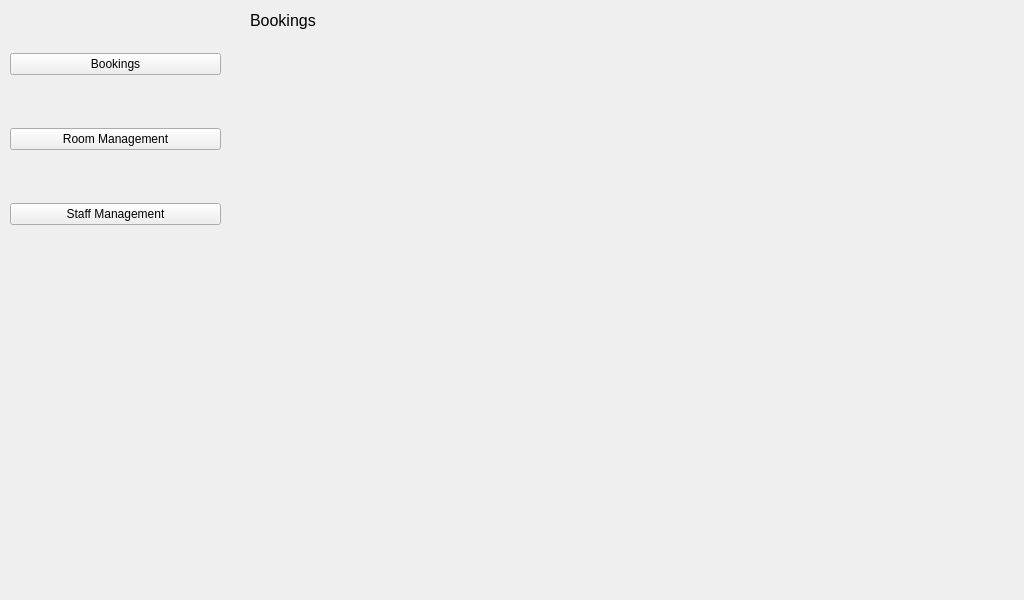
First picture: the form in main_window.ui, repository Yuting-H/LiteStay, before the edit.
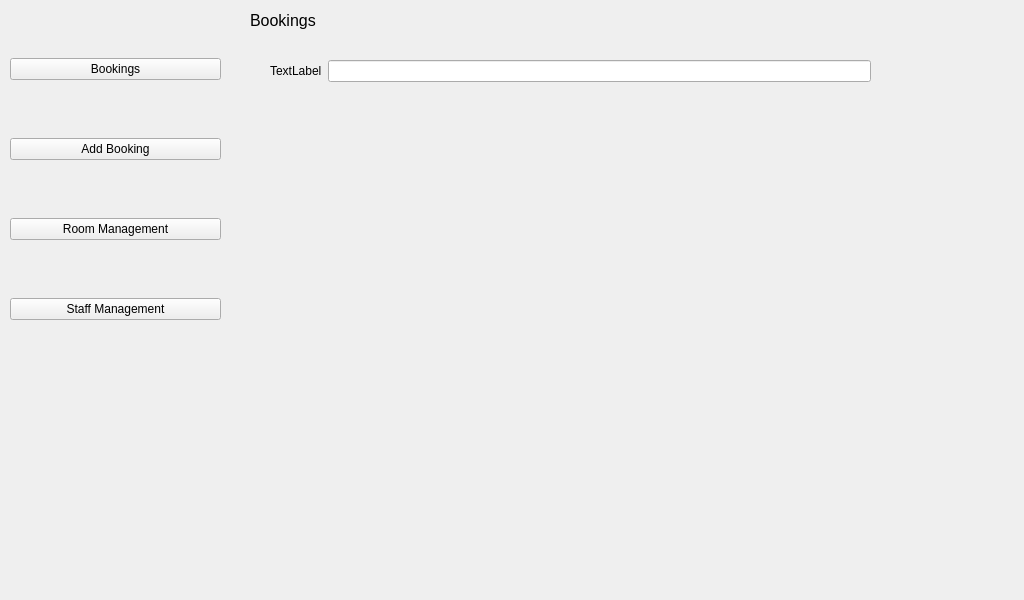
Second picture: the form after the edit.

Diff of the .ui file:
```diff
--- a/main_window.ui
+++ b/main_window.ui
@@ -20,7 +20,7 @@
       <x>0</x>
       <y>0</y>
       <width>231</width>
-      <height>281</height>
+      <height>381</height>
      </rect>
     </property>
     <layout class="QVBoxLayout" name="verticalLayout">
@@ -46,6 +46,13 @@
        </property>
       </widget>
      </item>
+     <item>
+      <widget class="QPushButton" name="add_booking_btn">
+       <property name="text">
+        <string>Add Booking</string>
+       </property>
+      </widget>
+     </item>
      <item>
       <widget class="QPushButton" name="room_btn">
        <property name="text">
@@ -97,6 +104,63 @@
       </property>
       <property name="text">
        <string>Bookings</string>
+      </property>
+     </widget>
+     <widget class="QWidget" name="formLayoutWidget">
+      <property name="geometry">
+       <rect>
+        <x>10</x>
+        <y>50</y>
+        <width>621</width>
+        <height>331</height>
+       </rect>
+      </property>
+      <layout class="QFormLayout" name="booking_form">
+       <property name="labelAlignment">
+        <set>Qt::AlignmentFlag::AlignLeading|Qt::AlignmentFlag::AlignLeft|Qt::AlignmentFlag::AlignTop</set>
+       </property>
+       <property name="leftMargin">
+        <number>10</number>
+       </property>
+       <property name="topMargin">
+        <number>10</number>
+       </property>
+       <property name="rightMargin">
+        <number>10</number>
+       </property>
+       <property name="bottomMargin">
+        <number>10</number>
+       </property>
+       <item row="0" column="1">
+        <widget class="QLineEdit" name="lineEdit"/>
+       </item>
+       <item row="0" column="0">
+        <widget class="QLabel" name="label">
+         <property name="text">
+          <string>TextLabel</string>
+         </property>
+        </widget>
+       </item>
+      </layout>
+     </widget>
+    </widget>
+    <widget class="QWidget" name="add_booking_page">
+     <widget class="QLabel" name="booking_lbl_2">
+      <property name="geometry">
+       <rect>
+        <x>0</x>
+        <y>0</y>
+        <width>131</width>
+        <height>40</height>
+       </rect>
+      </property>
+      <property name="font">
+       <font>
+        <pointsize>12</pointsize>
+       </font>
+      </property>
+      <property name="text">
+       <string>Add Bookings</string>
       </property>
      </widget>
     </widget>
```
